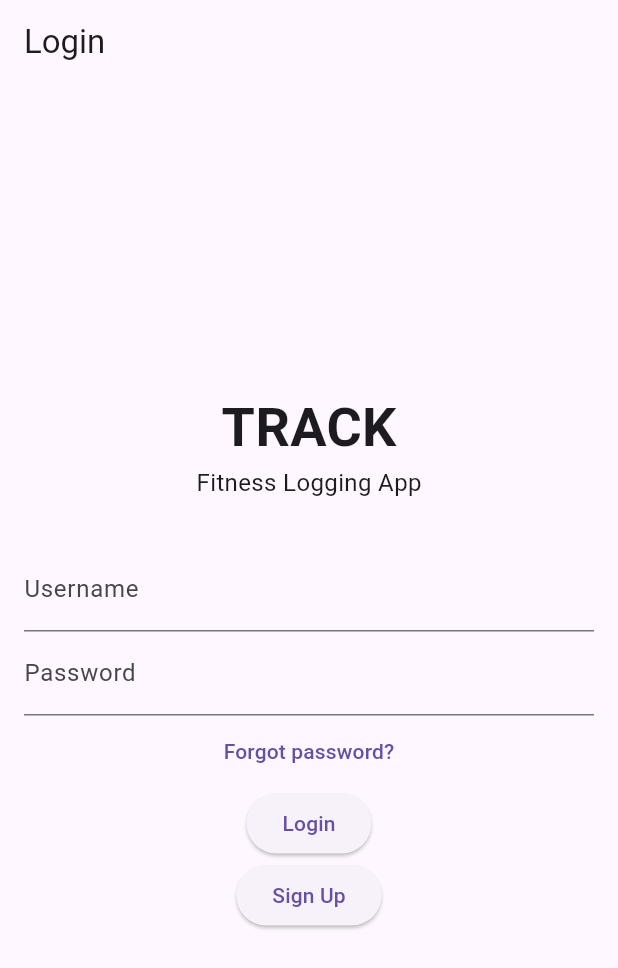
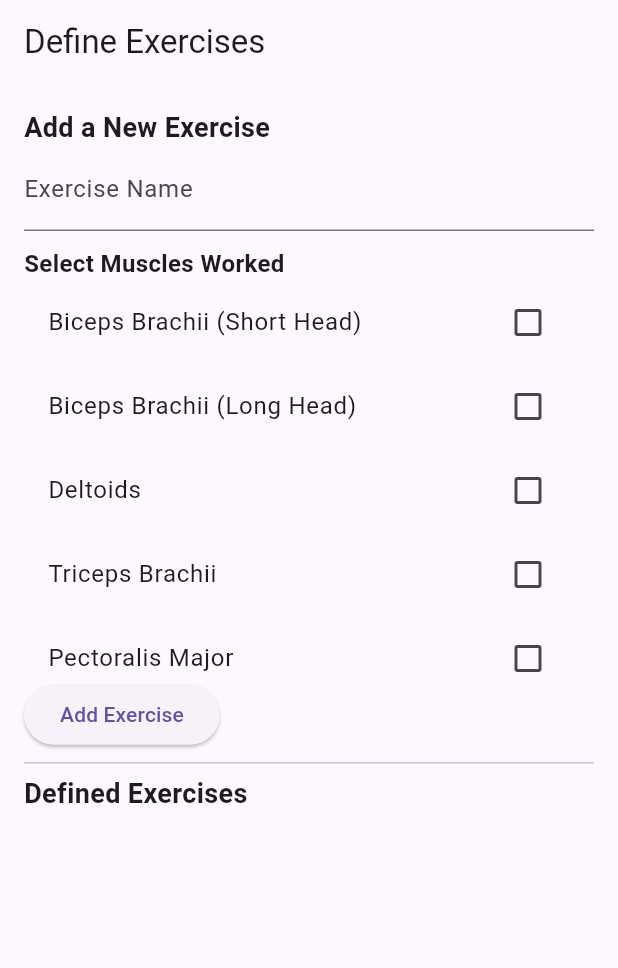
Before and after one commit to JeremyTubongbanua/sofe4640u-final, a Flutter app: the screen it shows after launch, on a phone screen of 412 x 824 dp. Shown: the top 968 px of the screen. Run offline on Flutter 3.47's test engine with Material 3 defaults, Android fonts, the phone set to English and light mode, and no system bars; our stand-ins replace shared_preferences.

Commit message:
feat: define exercises page working

```diff
--- a/track/lib/database/user_database.dart
+++ b/track/lib/database/user_database.dart
@@ -1,39 +1,34 @@
 import 'dart:convert';
-import 'package:crypto/crypto.dart';
 import 'package:shared_preferences/shared_preferences.dart';
+import '../models/exercise.dart';
+import '../models/muscle.dart';
 
 class UserDatabase {
   final Future<SharedPreferences> _prefs = SharedPreferences.getInstance();
 
-  Future<String> hashPassword(String password) async {
-    final bytes = utf8.encode(password);
-    return sha256.convert(bytes).toString();
+  Future<void> saveMuscles(List<Muscle> muscles) async {
+    final prefs = await _prefs;
+    List<String> muscleList = muscles.map((muscle) => jsonEncode(muscle.toJson())).toList();
+    await prefs.setStringList('muscles', muscleList);
   }
 
-  Future<bool> registerUser(String username, String password) async {
+  Future<List<Muscle>> getMuscles() async {
     final prefs = await _prefs;
-    final users = prefs.getStringList('users') ?? [];
-
-    if (users.contains(username)) {
-      return false;
-    }
-
-    users.add(username);
-    final hashedPassword = await hashPassword(password);
-    await prefs.setString('password_$username', hashedPassword);
-    await prefs.setStringList('users', users);
-    return true;
+    List<String>? muscleList = prefs.getStringList('muscles');
+    if (muscleList == null) return [];
+    return muscleList.map((muscle) => Muscle.fromJson(jsonDecode(muscle))).toList();
   }
 
-  Future<bool> validateUser(String username, String password) async {
+  Future<void> saveExercises(List<Exercise> exercises) async {
     final prefs = await _prefs;
-    final hashedPassword = prefs.getString('password_$username');
+    List<String> exerciseList = exercises.map((exercise) => jsonEncode(exercise.toJson())).toList();
+    await prefs.setStringList('exercises', exerciseList);
+  }
 
-    if (hashedPassword == null) {
-      return false;
-    }
-
-    final inputHash = await hashPassword(password);
-    return inputHash == hashedPassword;
+  Future<List<Exercise>> getExercises() async {
+    final prefs = await _prefs;
+    List<String>? exerciseList = prefs.getStringList('exercises');
+    if (exerciseList == null) return [];
+    return exerciseList.map((exercise) => Exercise.fromJson(jsonDecode(exercise))).toList();
   }
 }
--- a/track/lib/main.dart
+++ b/track/lib/main.dart
@@ -1,8 +1,28 @@
 import 'package:flutter/material.dart';
-import 'pages/login_page.dart';
+import 'package:shared_preferences/shared_preferences.dart';
+import 'pages/define_exercises_page.dart';
+import 'database/user_database.dart';
+import 'models/muscle.dart';
 
-void main() {
+void main() async {
+  WidgetsFlutterBinding.ensureInitialized();
+  await populateMuscles();
   runApp(const MyApp());
+}
+
+Future<void> populateMuscles() async {
+  final db = UserDatabase();
+  final prefs = await SharedPreferences.getInstance();
+  if (!prefs.containsKey('muscles')) {
+    final dummyMuscles = [
+      Muscle(id: 0, name: "Biceps Brachii (Short Head)"),
+      Muscle(id: 1, name: "Biceps Brachii (Long Head)"),
+      Muscle(id: 2, name: "Deltoids"),
+      Muscle(id: 3, name: "Triceps Brachii"),
+      Muscle(id: 4, name: "Pectoralis Major"),
+    ];
+    await db.saveMuscles(dummyMuscles);
+  }
 }
 
 class MyApp extends StatelessWidget {
@@ -13,7 +33,7 @@ class MyApp extends StatelessWidget {
     return MaterialApp(
       title: 'Fitness Logger',
       theme: ThemeData(primarySwatch: Colors.orange),
-      home: const LoginPage(),
+      home: const DefineExercisesPage(),
     );
   }
 }
--- /dev/null
+++ b/track/lib/models/exercise.dart
@@ -0,0 +1,21 @@
+class Exercise {
+  final int id;
+  final String name;
+  final List<int> muscleIds;
+
+  Exercise({required this.id, required this.name, required this.muscleIds});
+
+  Map<String, dynamic> toJson() => {
+        'id': id,
+        'name': name,
+        'muscleIds': muscleIds,
+      };
+
+  factory Exercise.fromJson(Map<String, dynamic> json) {
+    return Exercise(
+      id: json['id'],
+      name: json['name'],
+      muscleIds: List<int>.from(json['muscleIds']),
+    );
+  }
+}
--- /dev/null
+++ b/track/lib/models/muscle.dart
@@ -0,0 +1,12 @@
+class Muscle {
+  final int id;
+  final String name;
+
+  Muscle({required this.id, required this.name});
+
+  Map<String, dynamic> toJson() => {'id': id, 'name': name};
+
+  factory Muscle.fromJson(Map<String, dynamic> json) {
+    return Muscle(id: json['id'], name: json['name']);
+  }
+}
--- /dev/null
+++ b/track/lib/pages/define_exercises_page.dart
@@ -0,0 +1,115 @@
+import 'package:flutter/material.dart';
+import '../database/user_database.dart';
+import '../models/exercise.dart';
+import '../models/muscle.dart';
+
+class DefineExercisesPage extends StatefulWidget {
+  const DefineExercisesPage({super.key});
+
+  @override
+  State<DefineExercisesPage> createState() => _DefineExercisesPageState();
+}
+
+class _DefineExercisesPageState extends State<DefineExercisesPage> {
+  final TextEditingController nameController = TextEditingController();
+  final UserDatabase db = UserDatabase();
+
+  List<Muscle> muscles = [];
+  List<Exercise> exercises = [];
+  List<int> selectedMuscleIds = [];
+
+  @override
+  void initState() {
+    super.initState();
+    loadData();
+  }
+
+  Future<void> loadData() async {
+    muscles = await db.getMuscles();
+    exercises = await db.getExercises();
+    exercises.sort((a, b) => a.name.compareTo(b.name));
+    setState(() {});
+  }
+
+  Future<void> addExercise() async {
+    final newExercise = Exercise(
+      id: exercises.length,
+      name: nameController.text,
+      muscleIds: selectedMuscleIds,
+    );
+    exercises.add(newExercise);
+    await db.saveExercises(exercises);
+    nameController.clear();
+    selectedMuscleIds.clear();
+    await loadData();
+  }
+
+  @override
+  Widget build(BuildContext context) {
+    return Scaffold(
+      appBar: AppBar(title: const Text('Define Exercises')),
+      body: Padding(
+        padding: const EdgeInsets.all(16.0),
+        child: Column(
+          crossAxisAlignment: CrossAxisAlignment.start,
+          children: [
+            const Text(
+              'Add a New Exercise',
+              style: TextStyle(fontSize: 18, fontWeight: FontWeight.bold),
+            ),
+            TextField(
+              controller: nameController,
+              decoration: const InputDecoration(labelText: 'Exercise Name'),
+            ),
+            const SizedBox(height: 10),
+            const Text(
+              'Select Muscles Worked',
+              style: TextStyle(fontSize: 16, fontWeight: FontWeight.bold),
+            ),
+            Expanded(
+              child: ListView(
+                children: muscles.map((muscle) {
+                  return CheckboxListTile(
+                    title: Text(muscle.name),
+                    value: selectedMuscleIds.contains(muscle.id),
+                    onChanged: (selected) {
+                      setState(() {
+                        if (selected == true) {
+                          selectedMuscleIds.add(muscle.id);
+                        } else {
+                          selectedMuscleIds.remove(muscle.id);
+                        }
+                      });
+                    },
+                  );
+                }).toList(),
+              ),
+            ),
+            ElevatedButton(
+              onPressed: addExercise,
+              child: const Text('Add Exercise'),
+            ),
+            const Divider(),
+            const Text(
+              'Defined Exercises',
+              style: TextStyle(fontSize: 18, fontWeight: FontWeight.bold),
+            ),
+            Expanded(
+              child: ListView(
+                children: exercises.map((exercise) {
+                  final workedMuscles = exercise.muscleIds
+                      .map((id) => muscles.firstWhere((muscle) => muscle.id == id).name)
+                      .join(', ');
+                  return ListTile(
+                    title: Text(exercise.name),
+                    subtitle: Text('Works out: $workedMuscles'),
+                  );
+                }).toList(),
+              ),
+            ),
+          ],
+        ),
+      ),
+    );
+  }
+}
```
Also changed, not shown: track/lib/models/set.dart (added, +13 -0 lines), track/lib/models/workout.dart (added, +19 -0 lines), track/lib/models/workout_item.dart (added, +11 -0 lines).
